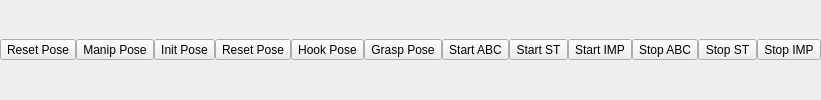
First picture: the form in jsk_rviz_plugins/config/robot_command_interface.ui, repository jsk-ros-pkg/jsk_visualization, before the edit.
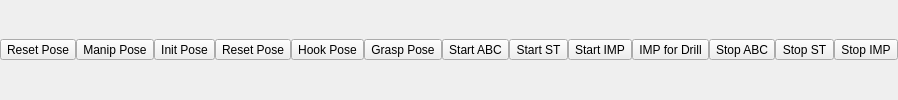
Second picture: the form after the edit.

Commit message: added button for start_impedance_for_drill

```diff
--- a/jsk_rviz_plugins/config/robot_command_interface.ui
+++ b/jsk_rviz_plugins/config/robot_command_interface.ui
@@ -142,6 +142,19 @@
               </property>
             </widget>
           </item>
+          <item>
+            <widget class="QToolButton" name="hrpsys_start_imp_for_drill_button">
+              <property name="text">
+                <string>IMP for Drill</string>
+              </property>
+              <property name="iconSize">
+                <size>
+                  <width>100</width>
+                  <height>100</height>
+                </size>
+              </property>
+            </widget>
+          </item>
           <item>
             <widget class="QToolButton" name="hrpsys_stop_abc_button">
               <property name="text">
```
The commit also changes 3 other files.
